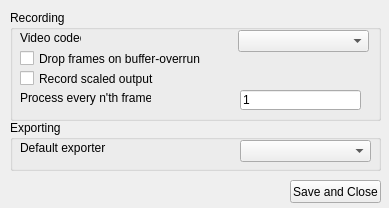
Before: the Qt Designer form BioTracker/CoreApp/BioTracker/View/SettingsWindow.ui in BioroboticsLab/biotracker_core, drawn with Qt 5.
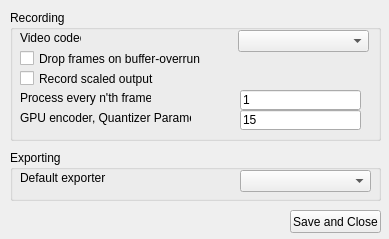
After: the same form once the commit is applied.

What changed in the file:
```diff
--- a/BioTracker/CoreApp/BioTracker/View/SettingsWindow.ui
+++ b/BioTracker/CoreApp/BioTracker/View/SettingsWindow.ui
@@ -7,7 +7,7 @@
     <x>0</x>
     <y>0</y>
     <width>389</width>
-    <height>208</height>
+    <height>239</height>
    </rect>
   </property>
   <property name="windowTitle">
@@ -17,7 +17,7 @@
    <property name="geometry">
     <rect>
      <x>290</x>
-     <y>180</y>
+     <y>210</y>
      <width>91</width>
      <height>23</height>
     </rect>
@@ -32,7 +32,7 @@
      <x>10</x>
      <y>10</y>
      <width>371</width>
-     <height>111</height>
+     <height>131</height>
     </rect>
    </property>
    <property name="title">
@@ -113,12 +113,38 @@
      <string>1</string>
     </property>
    </widget>
+   <widget class="QLabel" name="label_qp">
+    <property name="geometry">
+     <rect>
+      <x>10</x>
+      <y>100</y>
+      <width>171</width>
+      <height>16</height>
+     </rect>
+    </property>
+    <property name="text">
+     <string>GPU encoder, Quantizer Parameter</string>
+    </property>
+   </widget>
+   <widget class="QLineEdit" name="lineEdit_qp">
+    <property name="geometry">
+     <rect>
+      <x>230</x>
+      <y>100</y>
+      <width>121</width>
+      <height>20</height>
+     </rect>
+    </property>
+    <property name="text">
+     <string>15</string>
+    </property>
+   </widget>
   </widget>
   <widget class="QGroupBox" name="groupBoxExporting">
    <property name="geometry">
     <rect>
      <x>10</x>
-     <y>120</y>
+     <y>150</y>
      <width>371</width>
      <height>51</height>
     </rect>
```
